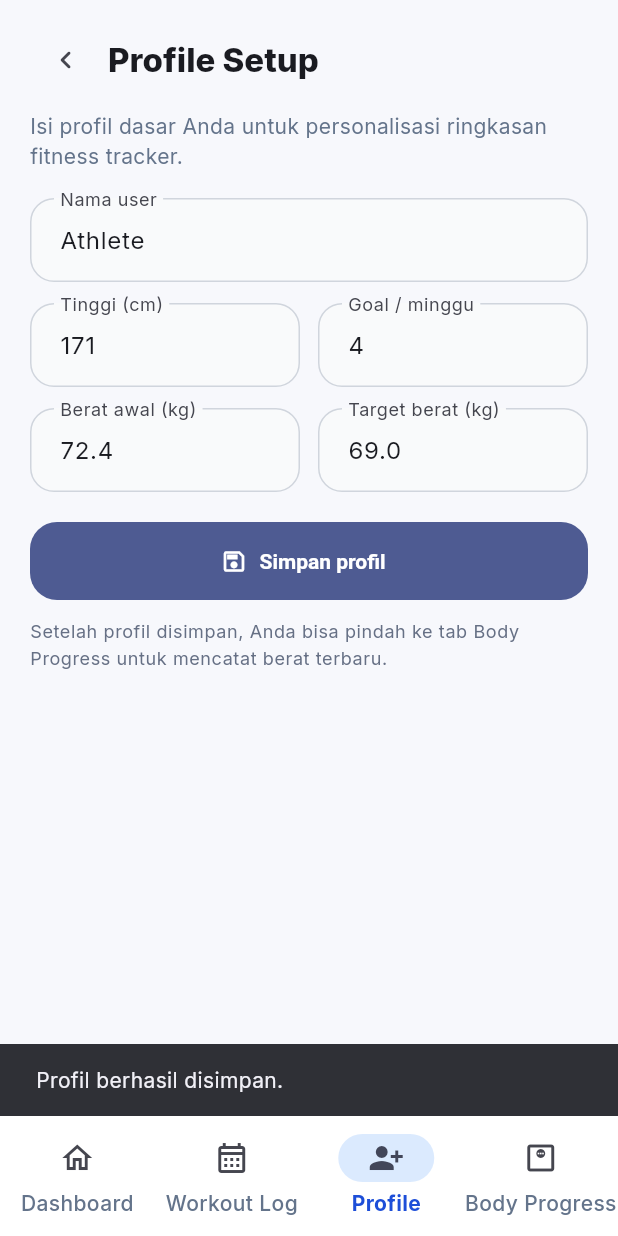
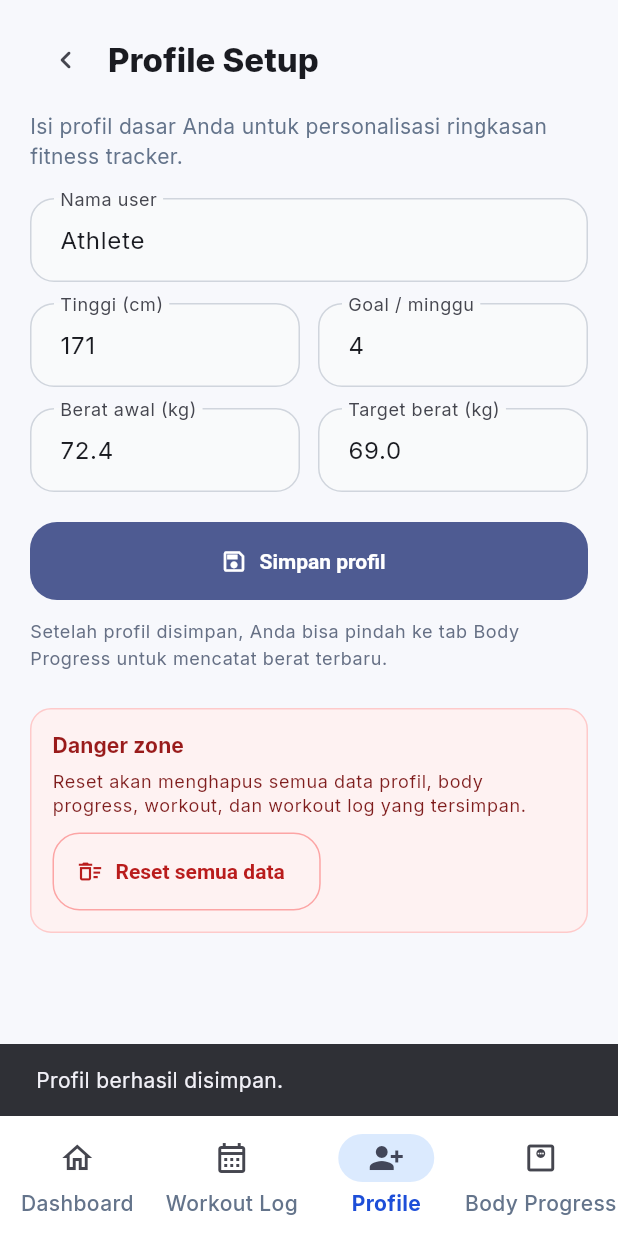
Before and after one commit to maul-lq/flutetfolw-olaharga, a Flutter app: the screen it shows after launch, item 3 of the bottom bar chosen, after a tap on "Simpan profil", on a phone screen of 412 x 824 dp. Run offline on Flutter 3.47's test engine with Material 3 defaults, Android fonts, the phone set to English and light mode, and no system bars; our stand-ins replace google_fonts, shared_preferences; accounts and stored records are empty.

Commit message:
Add app icons and reset data functionality
- feat: Introduce adaptive app icons for Android and iOS
- feat: Implement resetAllData method in FitnessStore to clear user data
- test: Add unit test for resetAllData functionality

```diff
--- a/lib/fitness_store.dart
+++ b/lib/fitness_store.dart
@@ -9,6 +9,7 @@ class FitnessStore extends ChangeNotifier {
   static const String _workoutsKey = 'fitness.workouts';
   static const String _bodyMetricsKey = 'fitness.body_metrics';
   static const String _profileKey = 'fitness.user_profile';
+  static const String _initializedKey = 'fitness.initialized';
 
   bool _isLoading = true;
   List<WorkoutLog> _workouts = <WorkoutLog>[];
@@ -143,11 +144,13 @@ class FitnessStore extends ChangeNotifier {
 
   Future<void> load() async {
     final prefs = await SharedPreferences.getInstance();
+    final hasInitialized = prefs.getBool(_initializedKey) ?? false;
 
     _workouts = _loadWorkoutLogs(prefs);
     _bodyMetrics = _loadBodyMetrics(prefs);
     _profile = _loadProfile(prefs);
 
+    if (!hasInitialized) {
       if (_workouts.isEmpty) {
         _workouts = List<WorkoutLog>.from(AppData.seedWorkoutLogs);
       }
@@ -155,6 +158,7 @@ class FitnessStore extends ChangeNotifier {
         _bodyMetrics = List<BodyMetricEntry>.from(AppData.seedBodyMetrics);
       }
       _profile ??= AppData.seedProfile;
+    }
 
     _isLoading = false;
     notifyListeners();
@@ -183,6 +187,15 @@ class FitnessStore extends ChangeNotifier {
         ),
       );
     }
+
+    notifyListeners();
+    await _persist();
+  }
+
+  Future<void> resetAllData() async {
+    _workouts = <WorkoutLog>[];
+    _bodyMetrics = <BodyMetricEntry>[];
+    _profile = null;
 
     notifyListeners();
     await _persist();
@@ -301,8 +314,11 @@ class FitnessStore extends ChangeNotifier {
 
     await prefs.setString(_workoutsKey, workoutsValue);
     await prefs.setString(_bodyMetricsKey, metricsValue);
+    await prefs.setBool(_initializedKey, true);
     if (_profile != null) {
       await prefs.setString(_profileKey, jsonEncode(_profile!.toMap()));
+    } else {
+      await prefs.remove(_profileKey);
     }
   }
 }
--- a/lib/views/Signup.dart
+++ b/lib/views/Signup.dart
@@ -198,6 +198,45 @@ class _SignupWidgetState extends State<SignupWidget> {
                       height: 1.5,
                     ),
                   ),
+                  const SizedBox(height: 24),
+                  Container(
+                    width: double.infinity,
+                    padding: const EdgeInsets.all(14),
+                    decoration: BoxDecoration(
+                      color: const Color(0xFFFEF2F2),
+                      border: Border.all(color: const Color(0xFFFECACA)),
+                      borderRadius: BorderRadius.circular(14),
+                    ),
+                    child: Column(
+                      crossAxisAlignment: CrossAxisAlignment.start,
+                      children: [
+                        Text(
+                          'Danger zone',
+                          style: theme.textTheme.titleSmall?.copyWith(
+                            color: const Color(0xFF991B1B),
+                            fontWeight: FontWeight.w700,
+                          ),
+                        ),
+                        const SizedBox(height: 6),
+                        Text(
+                          'Reset akan menghapus semua data profil, body progress, workout, dan workout log yang tersimpan.',
+                          style: theme.textTheme.bodySmall?.copyWith(
+                            color: const Color(0xFF7F1D1D),
+                          ),
+                        ),
+                        const SizedBox(height: 10),
+                        OutlinedButton.icon(
+                          onPressed: _resetAllData,
+                          style: OutlinedButton.styleFrom(
+                            foregroundColor: const Color(0xFFB91C1C),
+                            side: const BorderSide(color: Color(0xFFFCA5A5)),
+                          ),
+                          icon: const Icon(Icons.delete_sweep_outlined),
+                          label: const Text('Reset semua data'),
+                        ),
+                      ],
+                    ),
+                  ),
                 ],
               ),
             ),
@@ -229,6 +268,55 @@ class _SignupWidgetState extends State<SignupWidget> {
 
     ScaffoldMessenger.of(context).showSnackBar(
       const SnackBar(content: Text('Profil berhasil disimpan.')),
+    );
+  }
+
+  Future<void> _resetAllData() async {
+    FocusScope.of(context).unfocus();
+
+    final confirmed = await showDialog<bool>(
+      context: context,
+      builder: (context) {
+        return AlertDialog(
+          title: const Text('Reset semua data?'),
+          content: const Text(
+            'Tindakan ini akan menghapus seluruh data profile, body progress, workout, dan workout log yang tersimpan.',
+          ),
+          actions: [
+            TextButton(
+              onPressed: () => Navigator.of(context).pop(false),
+              child: const Text('Batal'),
+            ),
+            FilledButton(
+              onPressed: () => Navigator.of(context).pop(true),
+              style: FilledButton.styleFrom(
+                backgroundColor: const Color(0xFFDC2626),
+              ),
+              child: const Text('Ya, reset'),
+            ),
+          ],
+        );
+      },
+    );
+
+    if (confirmed != true || !mounted) {
+      return;
+    }
+
+    await context.read<FitnessStore>().resetAllData();
+
+    if (!mounted) {
+      return;
+    }
+
+    _nameController.clear();
+    _heightController.clear();
+    _initialWeightController.clear();
+    _targetWeightController.clear();
+    _goalController.clear();
+
+    ScaffoldMessenger.of(context).showSnackBar(
+      const SnackBar(content: Text('Semua data berhasil direset.')),
     );
   }
 }
```
Also changed, not shown: pubspec.yaml (+21 -0 lines), assets/images/logo.png (added), 50 other files. Lines whose indentation alone changed are shown as unchanged.
